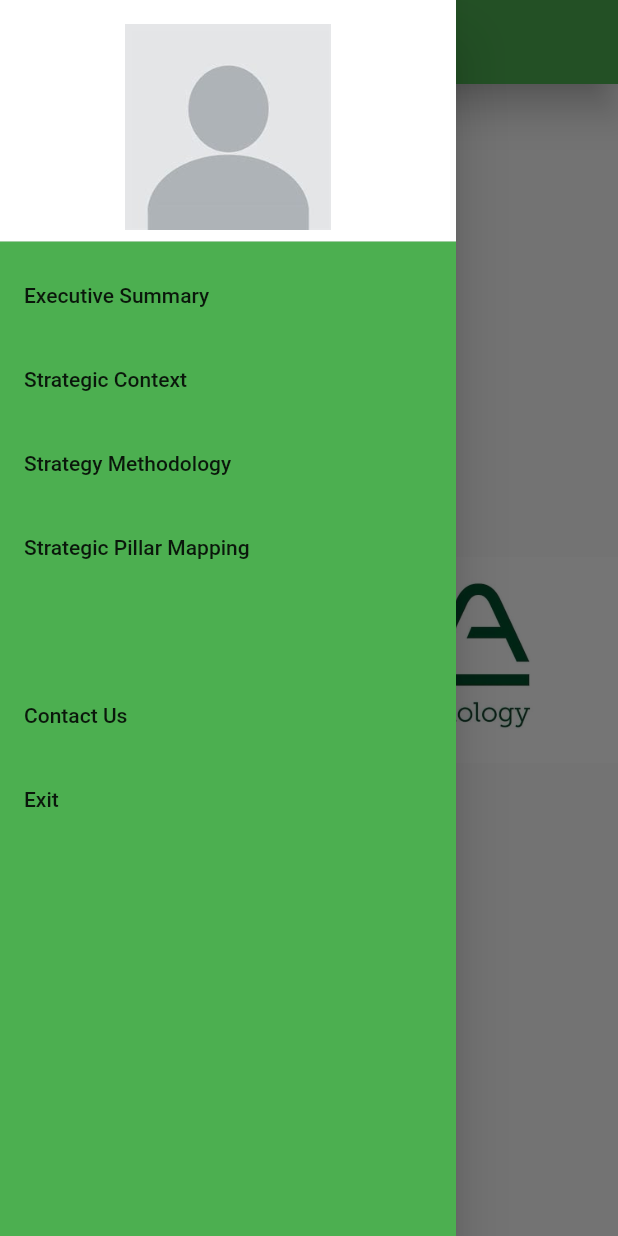
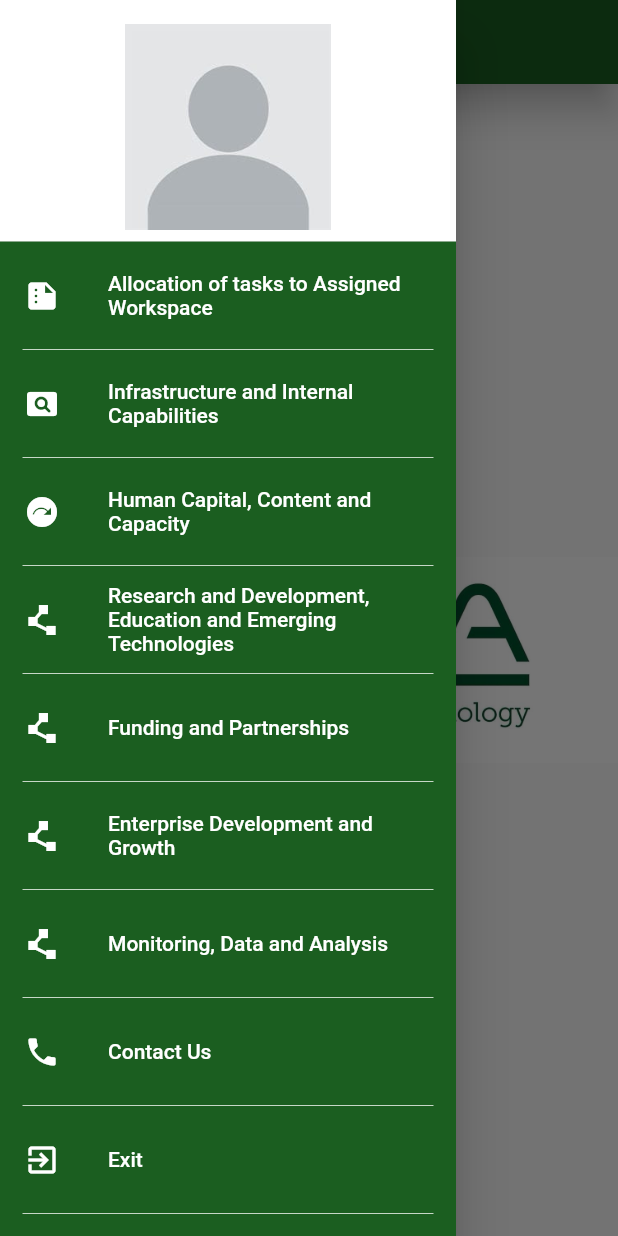
Before and after one commit to Eyepatchkingken/nitda_project, a Flutter app: the screen it shows after launch, with the side drawer open, on a phone screen of 412 x 824 dp. Run offline on Flutter 3.47's test engine with Material 2 defaults, Android fonts, the phone set to English and light mode, and no system bars; our stand-ins replace animated_splash_screen.

Commit message:
Nitda project

```diff
--- a/lib/home_screen.dart
+++ b/lib/home_screen.dart
@@ -4,8 +4,8 @@ import 'package:nitda_project/executive_summary_screen.dart';
 import 'package:nitda_project/strategic_context_screen.dart';
 import 'package:nitda_project/strategic_methodology_screen.dart';
 
-class HomePage extends StatelessWidget{
-  HomePage({Key? key}):super (key: key);
+class HomePage extends StatelessWidget {
+  HomePage({Key? key}) : super(key: key);
 
   @override
   Widget build(BuildContext context) {
@@ -13,52 +13,227 @@ class HomePage extends StatelessWidget{
     return Scaffold(
       appBar: AppBar(
         title: Text('NITDA SRAP'),
-        backgroundColor: Colors.green,
+        backgroundColor: Colors.green.shade900,
         elevation: 10,
       ),
       body: Center(
         child: Image.asset('assets/images/NITDA_00x500.jpeg'),
       ),
       drawer: Drawer(
-            backgroundColor: Colors.green,
-            child: ListView( // make the drawer a list view
+        backgroundColor: Colors.green.shade900,
+        child: ListView(
+          // make the drawer a list view
           padding: EdgeInsets.zero,
-              children: <Widget>[// the drawer is a collection of widgets
-                DrawerHeader( // basically the appbar of the drawer
+          children: <Widget>[
+            // the drawer is a collection of widgets
+            DrawerHeader(
+              // basically the appbar of the drawer
               decoration: BoxDecoration(
-                    color: Colors.white
-                  ), // basically the appbar of the drawer
+                  color: Colors.white), // basically the appbar of the drawer
               child: CircleAvatar(
                 child: Image.asset('assets/images/default_profile_pic.jpg'),
               ),
             ),
-                   ListTile( //a list of tiles
-                    title: Text("Executive Summary"),
-                    onTap: () =>  Navigator.push(context, MaterialPageRoute(builder: ((context) => ExecutiveSummaryPage())))
+            Column(
+              children: [
+                ListTile(
+                    leading: Icon(
+                      Icons.summarize,
+                      color: Colors.white,
+                    ),
+                    //a list of tiles
+                    title: Text("Allocation of tasks to Assigned Workspace",
+                        style: TextStyle(color: Colors.white)),
+                    onTap: () => Navigator.push(
+                        context,
+                        MaterialPageRoute(
+                            builder: ((context) => ExecutiveSummaryPage())))),
+                Container(
+                  padding: const EdgeInsets.only(left: 15.0, right: 15.0),
+                  child: Divider(
+                    color: Colors.white,
+                    thickness: 0.5,
+                  ),
+                ),
+              ],
+            ),
+            Column(
+              children: [
+                ListTile(
+                  leading: Icon(
+                    Icons.pageview_rounded,
+                    color: Colors.white,
+                  ),
+                  title: Text(
+                    "Infrastructure and Internal Capabilities",
+                    style: TextStyle(color: Colors.white),
+                  ),
+                  onTap: () => Navigator.push(
+                      context,
+                      MaterialPageRoute(
+                        builder: (context) => StrategicContextPage(),
+                      )),
+                ),
+                Container(
+                  padding: const EdgeInsets.only(left: 15.0, right: 15.0),
+                  child: Divider(
+                    color: Colors.white,
+                    thickness: 0.5,
+                  ),
+                ),
+              ],
+            ),
+            Column(
+              children: [
+                ListTile(
+                  leading: Icon(
+                    Icons.next_plan_sharp,
+                    color: Colors.white,
+                  ),
+                  title: Text("Human Capital, Content and Capacity",
+                      style: TextStyle(color: Colors.white)),
+                  onTap: () => Navigator.push(
+                      context,
+                      MaterialPageRoute(
+                          builder: (context) => StrategyMethodPage())),
+                ),
+                Container(
+                  padding: const EdgeInsets.only(left: 15.0, right: 15.0),
+                  child: Divider(
+                    color: Colors.white,
+                    thickness: 0.5,
+                  ),
+                ),
+              ],
+            ),
+            Column(
+              children: [
+                ListTile(
+                  leading: Icon(
+                    Icons.polyline_sharp,
+                    color: Colors.white,
+                  ),
+                  title: Text(
+                    "Research and Development, Education and Emerging Technologies",
+                    style: TextStyle(color: Colors.white),
+                  ),
+                  onTap: () => Navigator.push(context,
+                      MaterialPageRoute(builder: (context) => PillarsPage())),
+                ),
+                Container(
+                  padding: const EdgeInsets.only(left: 15.0, right: 15.0),
+                  child: Divider(
+                    color: Colors.white,
+                    thickness: 0.5,
+                  ),
+                ),
+              ],
+            ),
+            Column(
+              children: [
+                ListTile(
+                  leading: Icon(
+                    Icons.polyline_sharp,
+                    color: Colors.white,
+                  ),
+                  title: Text(
+                    "Funding and Partnerships",
+                    style: TextStyle(color: Colors.white),
+                  ),
+                  onTap: () => Navigator.push(context,
+                      MaterialPageRoute(builder: (context) => PillarsPage())),
+                ),
+                Container(
+                  padding: const EdgeInsets.only(left: 15.0, right: 15.0),
+                  child: Divider(
+                    color: Colors.white,
+                    thickness: 0.5,
+                  ),
+                ),
+              ],
+            ),
+            Column(
+              children: [
+                ListTile(
+                  leading: Icon(
+                    Icons.polyline_sharp,
+                    color: Colors.white,
+                  ),
+                  title: Text(
+                    "Enterprise Development and Growth",
+                    style: TextStyle(color: Colors.white),
+                  ),
+                  onTap: () => Navigator.push(context,
+                      MaterialPageRoute(builder: (context) => PillarsPage())),
+                ),
+                Container(
+                  padding: const EdgeInsets.only(left: 15.0, right: 15.0),
+                  child: Divider(
+                    color: Colors.white,
+                    thickness: 0.5,
+                  ),
+                ),
+              ],
+            ),
+            Column(
+              children: [
+                ListTile(
+                  leading: Icon(
+                    Icons.polyline_sharp,
+                    color: Colors.white,
+                  ),
+                  title: Text(
+                    "Monitoring, Data and Analysis",
+                    style: TextStyle(color: Colors.white),
+                  ),
+                  onTap: () => Navigator.push(context,
+                      MaterialPageRoute(builder: (context) => PillarsPage())),
+                ),
+                Container(
+                  padding: const EdgeInsets.only(left: 15.0, right: 15.0),
+                  child: Divider(
+                    color: Colors.white,
+                    thickness: 0.5,
+                  ),
+                ),
+              ],
+            ),
+            SizedBox(),
+            ListTile(
+              leading: Icon(
+                Icons.phone,
+                color: Colors.white,
+              ),
+              title: Text(
+                "Contact Us",
+                style: TextStyle(color: Colors.white),
+              ),
+              onTap: () {},
+            ),
+            Container(
+              padding: const EdgeInsets.only(left: 15.0, right: 15.0),
+              child: Divider(
+                color: Colors.white,
+                thickness: 0.5,
+              ),
             ),
             ListTile(
-                    title: Text("Strategic Context"),
-                    onTap: () =>  Navigator.push(context, MaterialPageRoute(builder: (context) => StrategicContextPage(),)),
+              leading: Icon(
+                Icons.exit_to_app,
+                color: Colors.white,
               ),
-                   ListTile(
-                    title: Text("Strategy Methodology"),
-                    onTap: () =>  Navigator.push(context, MaterialPageRoute(builder: (context) => StrategyMethodPage())),
+              title: Text(
+                "Exit",
+                style: TextStyle(color: Colors.white),
               ),
-                   ListTile(
-                    title: Text("Strategic Pillar Mapping"),
-                    onTap: () =>  Navigator.push(context, MaterialPageRoute(builder: (context) => PillarsPage ())),
-                   ),
-                    ListTile(
-                    title: Text(""),
-                    onTap: () {}
-                   ),
-                    ListTile(
-                    title: Text("Contact Us"),
               onTap: () {},
             ),
-                    ListTile(
-                    title: Text("Exit"),
-                    onTap: () {},
+            Container(
+              padding: const EdgeInsets.only(left: 15.0, right: 15.0),
+              child: Divider(
+                color: Colors.white,
+                thickness: 0.5,
+              ),
             ),
           ],
         ),
```
Also changed, not shown: pubspec.yaml (+4 -61 lines), 27 other files. Lines whose indentation alone changed are shown as unchanged.
